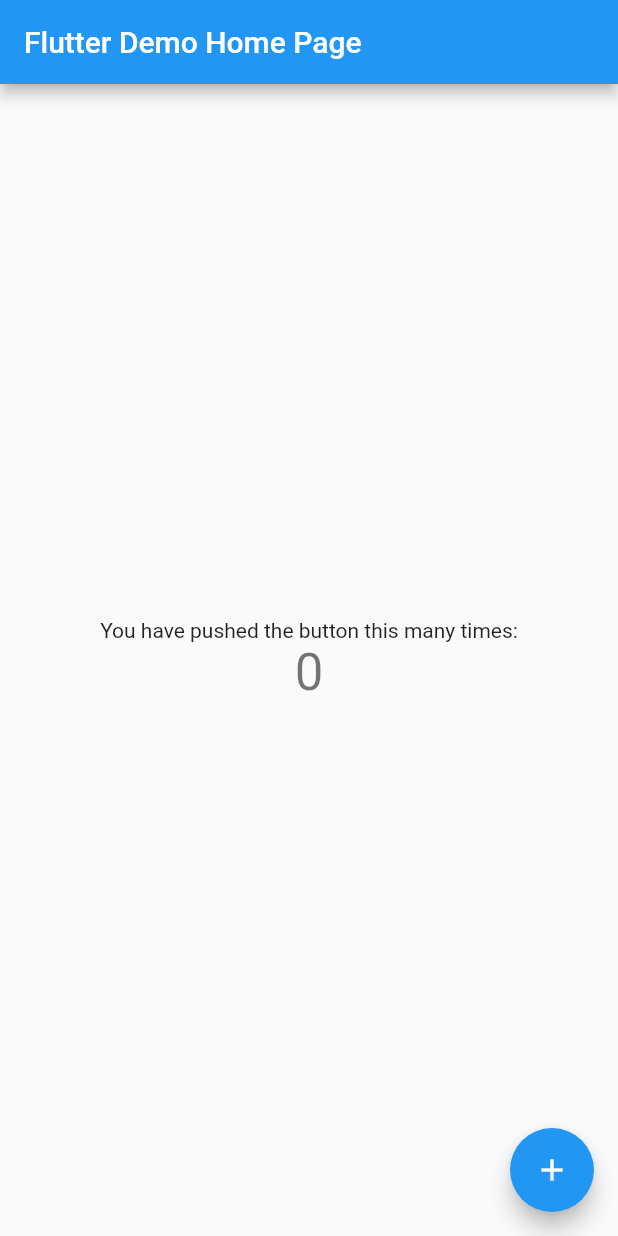
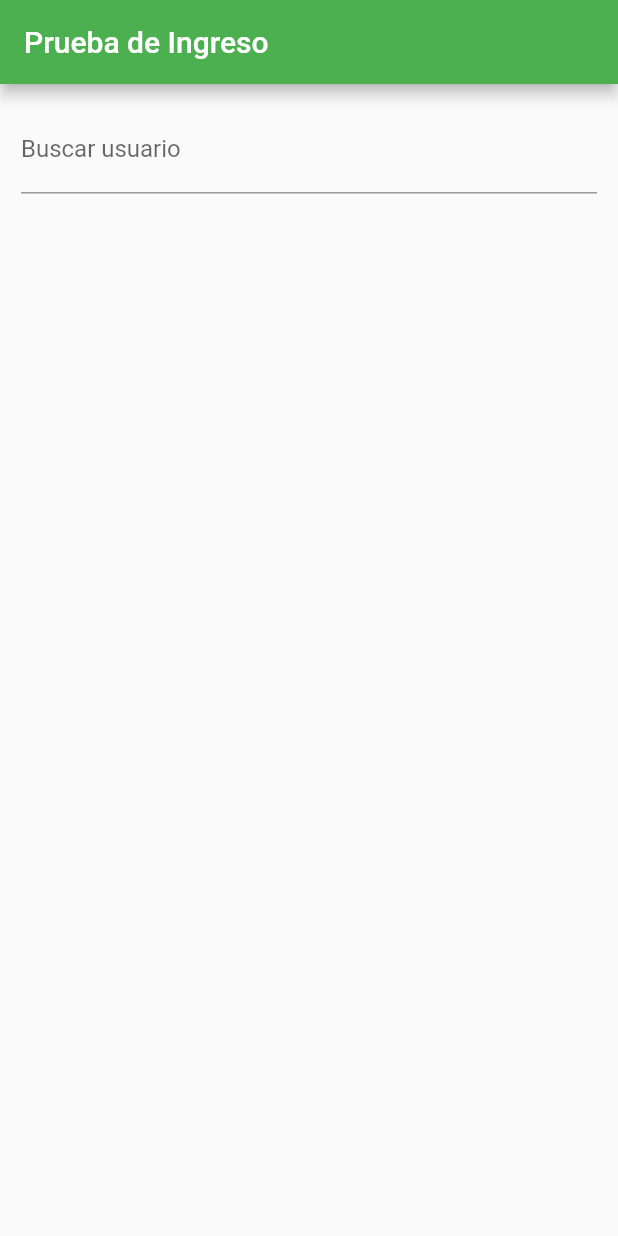
Before and after one commit to Jesus132/list, a Flutter app: the screen it shows after launch, on a phone screen of 412 x 824 dp. Run offline on Flutter 3.47's test engine with Material 2 defaults, Android fonts, the phone set to English and light mode, and no system bars; network calls fail.

Commit message:
feat: add user page

```diff
--- /dev/null
+++ b/lib/core/models/user.model.dart
@@ -0,0 +1,129 @@
+//     final user = userFromJson(jsonString);
+
+import 'dart:convert';
+
+List<User> userFromJson(String str) =>
+    List<User>.from(json.decode(str).map((x) => User.fromJson(x)));
+
+String userToJson(List<User> data) =>
+    json.encode(List<dynamic>.from(data.map((x) => x.toJson())));
+
+class User {
+  User({
+    required this.id,
+    required this.name,
+    required this.username,
+    required this.email,
+    required this.address,
+    required this.phone,
+    required this.website,
+    required this.company,
+  });
+
+  int id;
+  String name;
+  String username;
+  String email;
+  Address address;
+  String phone;
+  String website;
+  Company company;
+
+  factory User.fromJson(Map<String, dynamic> json) => User(
+        id: json["id"],
+        name: json["name"],
+        username: json["username"],
+        email: json["email"],
+        address: Address.fromJson(json["address"]),
+        phone: json["phone"],
+        website: json["website"],
+        company: Company.fromJson(json["company"]),
+      );
+
+  Map<String, dynamic> toJson() => {
+        "id": id,
+        "name": name,
+        "username": username,
+        "email": email,
+        "address": address.toJson(),
+        "phone": phone,
+        "website": website,
+        "company": company.toJson(),
+      };
+}
+
+class Address {
+  Address({
+    required this.street,
+    required this.suite,
+    required this.city,
+    required this.zipcode,
+    required this.geo,
+  });
+
+  String street;
+  String suite;
+  String city;
+  String zipcode;
+  Geo geo;
+
+  factory Address.fromJson(Map<String, dynamic> json) => Address(
+        street: json["street"],
+        suite: json["suite"],
+        city: json["city"],
+        zipcode: json["zipcode"],
+        geo: Geo.fromJson(json["geo"]),
+      );
+
+  Map<String, dynamic> toJson() => {
+        "street": street,
+        "suite": suite,
+        "city": city,
+        "zipcode": zipcode,
+        "geo": geo.toJson(),
+      };
+}
+
+class Geo {
+  Geo({
+    required this.lat,
+    required this.lng,
+  });
+
+  String lat;
+  String lng;
+
+  factory Geo.fromJson(Map<String, dynamic> json) => Geo(
+        lat: json["lat"],
+        lng: json["lng"],
+      );
+
+  Map<String, dynamic> toJson() => {
+        "lat": lat,
+        "lng": lng,
+      };
+}
+
+class Company {
+  Company({
+    required this.name,
+    required this.catchPhrase,
+    required this.bs,
+  });
+
+  String name;
+  String catchPhrase;
+  String bs;
+
+  factory Company.fromJson(Map<String, dynamic> json) => Company(
+        name: json["name"],
+        catchPhrase: json["catchPhrase"],
+        bs: json["bs"],
+      );
+
+  Map<String, dynamic> toJson() => {
+        "name": name,
+        "catchPhrase": catchPhrase,
+        "bs": bs,
+      };
+}
--- a/lib/main.dart
+++ b/lib/main.dart
@@ -14,105 +14,14 @@ class MyApp extends StatelessWidget {
   @override
   Widget build(BuildContext context) {
     return MaterialApp(
-      title: 'Flutter Demo',
+      title: 'Prueba de Ingreso',
       theme: ThemeData(
-        // This is the theme of your application.
-        //
-        // Try running your application with "flutter run". You'll see the
-        // application has a blue toolbar. Then, without quitting the app, try
-        // changing the primarySwatch below to Colors.green and then invoke
-        // "hot reload" (press "r" in the console where you ran "flutter run",
-        // or simply save your changes to "hot reload" in a Flutter IDE).
-        // Notice that the counter didn't reset back to zero; the application
-        // is not restarted.
-        primarySwatch: Colors.blue,
+        primarySwatch: Colors.green,
       ),
-      home: const MyHomePage(title: 'Flutter Demo Home Page'),
+      initialRoute: '/users',
+      routes: {
+        '/users': (_) => const UserPage(),
+      },
     );
   }
 }
-
-class MyHomePage extends StatefulWidget {
-  const MyHomePage({super.key, required this.title});
-
-  // This widget is the home page of your application. It is stateful, meaning
-  // that it has a State object (defined below) that contains fields that affect
-  // how it looks.
-
-  // This class is the configuration for the state. It holds the values (in this
-  // case the title) provided by the parent (in this case the App widget) and
-  // used by the build method of the State. Fields in a Widget subclass are
-  // always marked "final".
-
-  final String title;
-
-  @override
-  State<MyHomePage> createState() => _MyHomePageState();
-}
-
-class _MyHomePageState extends State<MyHomePage> {
-  int _counter = 0;
-
-  void _incrementCounter() {
-    setState(() {
-      // This call to setState tells the Flutter framework that something has
-      // changed in this State, which causes it to rerun the build method below
-      // so that the display can reflect the updated values. If we changed
-      // _counter without calling setState(), then the build method would not be
-      // called again, and so nothing would appear to happen.
-      _counter++;
-    });
-  }
-
-  @override
-  Widget build(BuildContext context) {
-    // This method is rerun every time setState is called, for instance as done
-    // by the _incrementCounter method above.
-    //
-    // The Flutter framework has been optimized to make rerunning build methods
-    // fast, so that you can just rebuild anything that needs updating rather
-    // than having to individually change instances of widgets.
-    return Scaffold(
-      appBar: AppBar(
-        // Here we take the value from the MyHomePage object that was created by
-        // the App.build method, and use it to set our appbar title.
-        title: Text(widget.title),
-      ),
-      body: Center(
-        // Center is a layout widget. It takes a single child and positions it
-        // in the middle of the parent.
-        child: Column(
-          // Column is also a layout widget. It takes a list of children and
-          // arranges them vertically. By default, it sizes itself to fit its
-          // children horizontally, and tries to be as tall as its parent.
-          //
-          // Invoke "debug painting" (press "p" in the console, choose the
-          // "Toggle Debug Paint" action from the Flutter Inspector in Android
-          // Studio, or the "Toggle Debug Paint" command in Visual Studio Code)
-          // to see the wireframe for each widget.
-          //
-          // Column has various properties to control how it sizes itself and
-          // how it positions its children. Here we use mainAxisAlignment to
-          // center the children vertically; the main axis here is the vertical
-          // axis because Columns are vertical (the cross axis would be
-          // horizontal).
-          mainAxisAlignment: MainAxisAlignment.center,
-          children: <Widget>[
-            const Text(
-              'You have pushed the button this many times:',
-            ),
-            Text(
-              '$_counter',
-              style: Theme.of(context).textTheme.headline4,
-            ),
-          ],
-        ),
-      ),
-      floatingActionButton: FloatingActionButton(
-        onPressed: _incrementCounter,
-        tooltip: 'Increment',
-        child: const Icon(Icons.add),
-      ), // This trailing comma makes auto-formatting nicer for build methods.
-    );
-  }
-}
--- /dev/null
+++ b/lib/pages/user.dart
@@ -0,0 +1,89 @@
+import 'package:flutter/material.dart';
+
+import 'package:list/core/models/post.model.dart';
+import 'package:list/core/models/user.model.dart';
+import 'package:list/core/services/user.service.dart';
+import 'package:list/core/services/post.services.dart';
+import 'package:list/core/widgets/card-list.dart';
+import 'package:list/core/widgets/users-card-item.dart';
+
+class UserPage extends StatefulWidget {
+  const UserPage({
+    Key? key,
+  }) : super(key: key);
+
+  @override
+  State<StatefulWidget> createState() {
+    return _UserPage();
+  }
+}
+
+class _UserPage extends State<UserPage> {
+  _UserPage();
+
+  late List<User> listUsers = [];
+  late List<Post> listUsersPost = [];
+
+  @override
+  void initState() {
+    get();
+  }
+
+  void get() async {
+    listUsers = await FetchUsers().fetchUsers();
+    setState(() {});
+  }
+
+  void getPost(User user) async {
+    setState(() {});
+  }
+
+  @override
+  Widget build(BuildContext context) {
+    return Scaffold(
+      appBar: AppBar(
+        title: const Text('Prueba de Ingreso'),
+      ),
+      body: SafeArea(
+        bottom: false,
+        child: SizedBox(
+          height: double.infinity,
+          width: double.infinity,
+          child: Column(
+            children: <Widget>[
+              Padding(
+                padding: const EdgeInsets.all(14.0),
+                child: TextField(
+                  keyboardType: TextInputType.multiline,
+                  decoration: const InputDecoration(
+                    labelText: 'Buscar usuario',
+                  ),
+                  onChanged: (text) {
+                    listUsers = listUsers
+                        .where((item) => item.name
+                            .toLowerCase()
+                            .contains(text.toLowerCase()))
+                        .toList();
+                    setState(() {});
+                  },
+                ),
+              ),
+              Expanded(
+                child: ListView.builder(
+                  cacheExtent: 0,
+                  padding:
+                      const EdgeInsets.symmetric(horizontal: 17, vertical: 20),
+                  itemCount: listUsers.length,
+                  itemBuilder: (context, index) => AnimatedScrollViewItem(
+                    child:
+                        UsersCardItem(users: listUsers[index], onPost: getPost),
+                  ),
+                ),
+              ),
+            ],
+          ),
+        ),
+      ),
+    );
+  }
+}
```
Also changed, not shown: lib/core/services/user.service.dart (added, +30 -0 lines), lib/core/widgets/card-list.dart (added, +49 -0 lines), lib/core/widgets/users-card-item.dart (added, +96 -0 lines).
